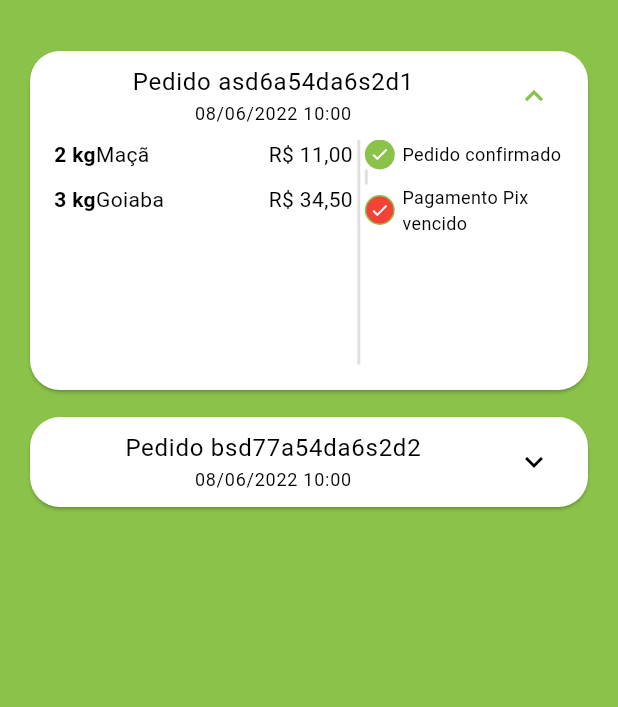
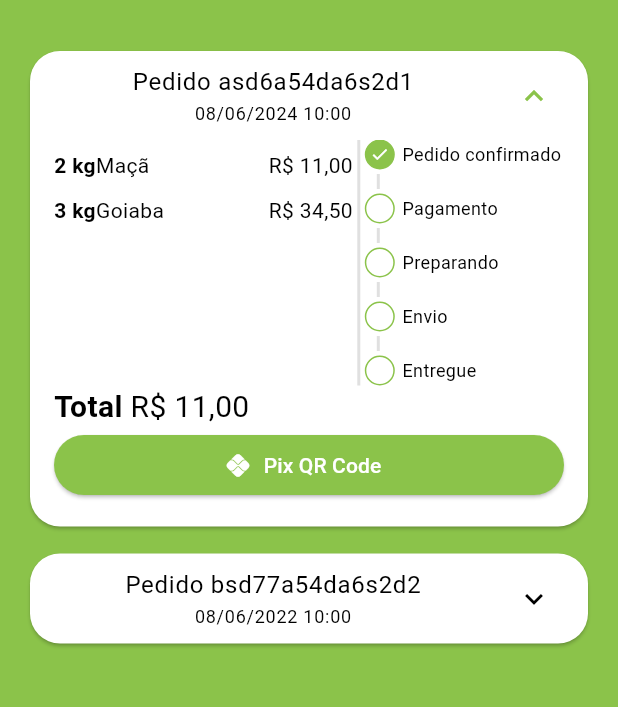
Before and after one commit to EnricoGollner/QuitandaGreenGrocer, a Flutter app: the OrdersTab screen opened directly, on a phone screen of 412 x 824 dp, the part 63-770 px from its top. Run offline on Flutter 3.47's test engine with Material 3 defaults, Android fonts, the light colour scheme and no system bars; our stand-ins replace animated_text_kit, mask_text_input_formatter, qr_flutter.

Commit message:
Finishing order

```diff
--- a/lib/src/core/utils/app_data.dart
+++ b/lib/src/core/utils/app_data.dart
@@ -92,8 +92,8 @@ UserModel users = UserModel(
 List<OrderModel> orders = [
   OrderModel(
     id: 'asd6a54da6s2d1',
-    createdDateTime: DateTime.parse('2022-06-08 10:00:10.458'),
-    overdueDateTime: DateTime.parse('2022-06-08 11:00:10.458'),
+    createdDateTime: DateTime.parse('2024-06-08 10:00:10.458'),
+    overdueDateTime: DateTime.parse('2024-06-08 11:00:10.458'),
     items: [
       CartItemModel(
         item: apple,
--- a/lib/src/pages/orders/screens/components/order_status_widget.dart
+++ b/lib/src/pages/orders/screens/components/order_status_widget.dart
@@ -78,7 +78,7 @@ class _CustomDivider extends StatelessWidget {
   @override
   Widget build(BuildContext context) {
     return Container(
-      padding: const EdgeInsets.symmetric(
+      margin: const EdgeInsets.symmetric(
         horizontal: 8,
         vertical: 3,
       ),
--- a/lib/src/pages/orders/screens/components/order_tile.dart
+++ b/lib/src/pages/orders/screens/components/order_tile.dart
@@ -2,6 +2,7 @@ import 'package:flutter/material.dart';
 import 'package:quitanda_app/src/core/utils/formatters.dart';
 import 'package:quitanda_app/src/models/cart_item_model.dart';
 import 'package:quitanda_app/src/models/order_model.dart';
+import 'package:quitanda_app/src/pages/base/common_widgets/payment_dialog.dart';
 import 'package:quitanda_app/src/pages/orders/screens/components/order_status_widget.dart';
 
 class OrderTile extends StatelessWidget {
@@ -34,6 +35,7 @@ class OrderTile extends StatelessWidget {
             ],
           ),
           childrenPadding: const EdgeInsets.fromLTRB(16, 0, 16, 16),
+          expandedCrossAxisAlignment: CrossAxisAlignment.stretch,
           children: [
             IntrinsicHeight(
               child: Row(
@@ -64,6 +66,32 @@ class OrderTile extends StatelessWidget {
                     ),
                   ),
                 ],
+              ),
+            ),
+            Text.rich(
+              style: const TextStyle(
+                fontSize: 20,
+              ),
+              TextSpan(
+                children: [
+                  const TextSpan(
+                    text: 'Total ',
+                    style: TextStyle(fontWeight: FontWeight.bold),
+                  ),
+                  TextSpan(text: Formatters.priceToCurrency(order.total))
+                ],
+              ),
+            ),
+            Visibility(
+              visible: order.status == 'pending_payment',
+              child: ElevatedButton.icon(
+                onPressed: () {
+                  showDialog(context: context, builder: (context){
+                    return PaymentDialog(order: order);
+                  });
+                },
+                icon: const Icon(Icons.pix),
+                label: const Text('Pix QR Code'),
               ),
             ),
           ],
--- a/pubspec.yaml
+++ b/pubspec.yaml
@@ -19,6 +19,7 @@ dependencies:
   animated_text_kit: ^4.2.2
   mask_text_input_formatter: ^2.9.0
   intl: ^0.19.0
+  qr_flutter: ^4.1.0
 
 dev_dependencies:
   flutter_test:
```
Also changed, not shown: lib/src/pages/base/common_widgets/payment_dialog.dart (added, +89 -0 lines), lib/src/pages/cart/screens/cart_tab.dart (+20 -8 lines), pubspec.lock.
